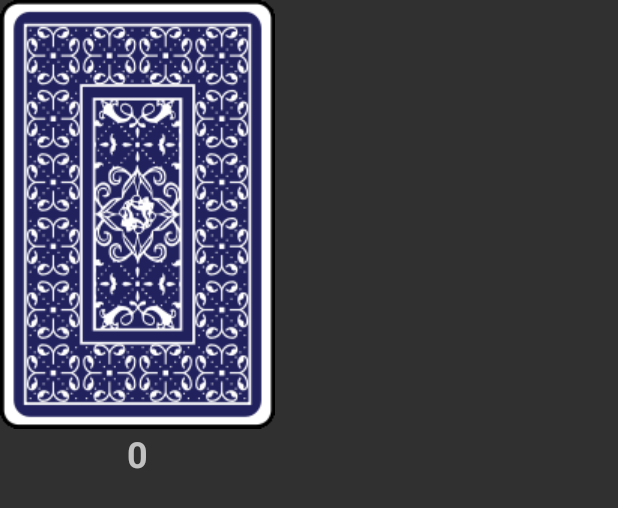
After one commit to Dimitrei/Blackjack, an Android app: the layout card_listelement.xml on its own in the app's theme, with its tools: preview values and no code run, on a phone screen of 412 x 824 dp. The commit adds this screen. Shown: the top 508 px of the screen. Run offline under Robolectric (Android 15) with nearby library versions, the phone set to English and light mode, and no system bars.

Commit message:
Added card list element Added card list adapter

```diff
--- a/app/src/main/java/com/martinnazi/blackjack/GameActivity.java
+++ b/app/src/main/java/com/martinnazi/blackjack/GameActivity.java
@@ -7,6 +7,9 @@ import android.os.Bundle;
  * Main Activity for the game
  */
 public class GameActivity extends Activity {
+
+    public enum PlayerType { Dealer, Player; }
+
     @Override
     protected void onCreate(Bundle savedInstanceState) {
         super.onCreate(savedInstanceState);
--- /dev/null
+++ b/app/src/main/res/layout/card_listelement.xml
@@ -0,0 +1,31 @@
+<?xml version="1.0" encoding="utf-8"?>
+<TableLayout xmlns:android="http://schemas.android.com/apk/res/android"
+    xmlns:app="http://schemas.android.com/apk/res-auto"
+    android:layout_height="match_parent"
+    android:layout_width="match_parent">
+
+    <TableRow
+        android:layout_width="wrap_content"
+        android:layout_height="wrap_content" >
+
+        <ImageView
+            android:layout_width="wrap_content"
+            android:layout_height="wrap_content"
+            app:srcCompat="@drawable/card_back"
+            android:id="@+id/cardImage" />
+    </TableRow>
+
+    <TableRow
+        android:layout_width="wrap_content"
+        android:layout_height="wrap_content" >
+
+        <TextView
+            android:text="0"
+            android:layout_width="wrap_content"
+            android:layout_height="wrap_content"
+            android:id="@+id/cardNumber"
+            android:textAlignment="center"
+            android:textSize="24sp"
+            android:textStyle="normal|bold" />
+    </TableRow>
+</TableLayout>
```
Also changed, not shown: app/src/main/java/com/martinnazi/blackjack/CardList.java (added, +39 -0 lines), app/src/main/res/layout/activity_game.xml (+8 -0 lines).
